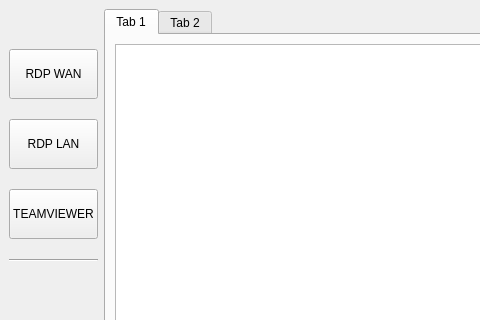
The window that mainwindow.ui (kszytko/RdpManager) describes before a commit, drawn with Qt 5; both pictures show x 0 to 480 and y 0 to 320 of the 591 by 454 pixel window.
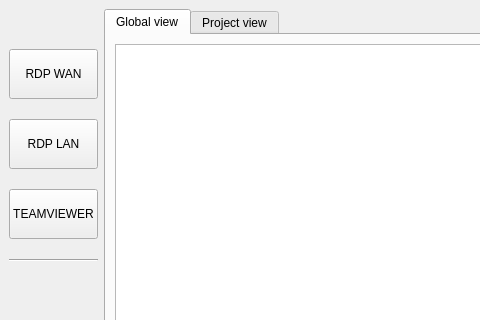
The same window after the commit.

```diff
--- a/mainwindow.ui
+++ b/mainwindow.ui
@@ -137,7 +137,7 @@
         </sizepolicy>
        </property>
        <attribute name="title">
-        <string>Tab 1</string>
+        <string>Global view</string>
        </attribute>
        <layout class="QVBoxLayout" name="verticalLayout_2">
         <item>
@@ -166,7 +166,7 @@
       </widget>
       <widget class="QWidget" name="tab_2">
        <attribute name="title">
-        <string>Tab 2</string>
+        <string>Project view</string>
        </attribute>
       </widget>
      </widget>
```
Left out of the diff: 2 changed lines with no effect on the pictures.
